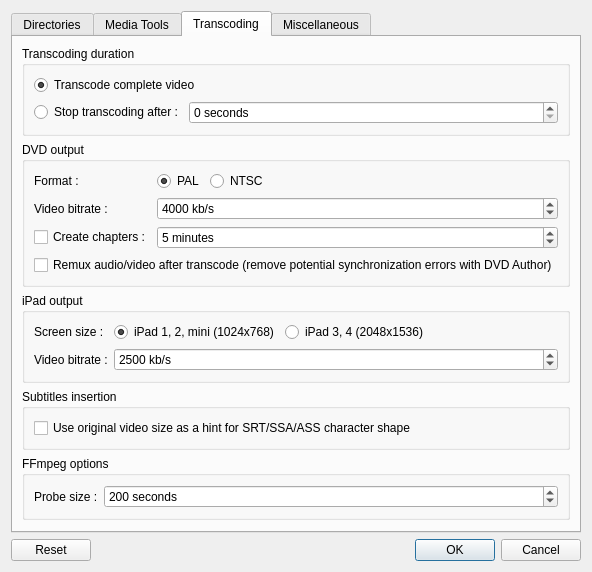
Above: src/QtlMovie/QtlMovieEditSettings.ui from qtlmovie/qtlmovie before the change. Below: the same form after it.
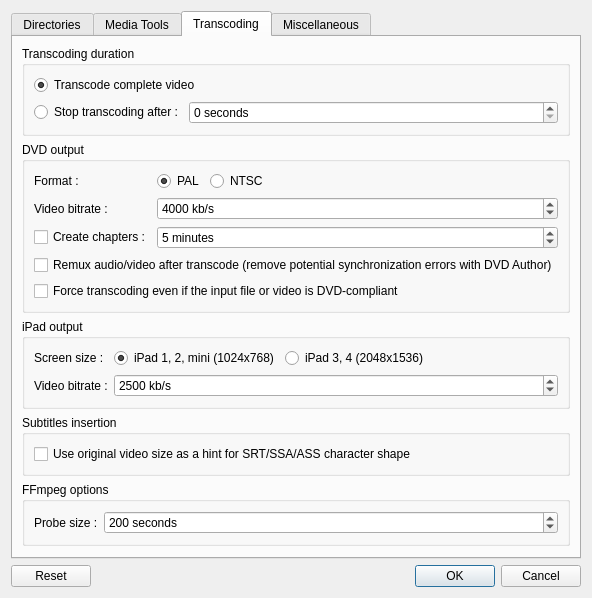
That is the form after the change. The open tabs and pages were chosen to show the change. Icons and pictures are not drawn. Custom widgets are drawn as their Qt base class.

Commit message: Add a setting to force re-encoding of DVD-compliant files.

Diff of the .ui file:
```diff
--- a/src/QtlMovie/QtlMovieEditSettings.ui
+++ b/src/QtlMovie/QtlMovieEditSettings.ui
@@ -460,6 +460,13 @@
             </property>
            </widget>
           </item>
+          <item row="4" column="0" colspan="4">
+           <widget class="QCheckBox" name="checkForceDvdTranscode">
+            <property name="text">
+             <string>Force transcoding even if the input file or video is DVD-compliant</string>
+            </property>
+           </widget>
+          </item>
          </layout>
         </widget>
        </item>
```
The commit also changes 8 other files.
